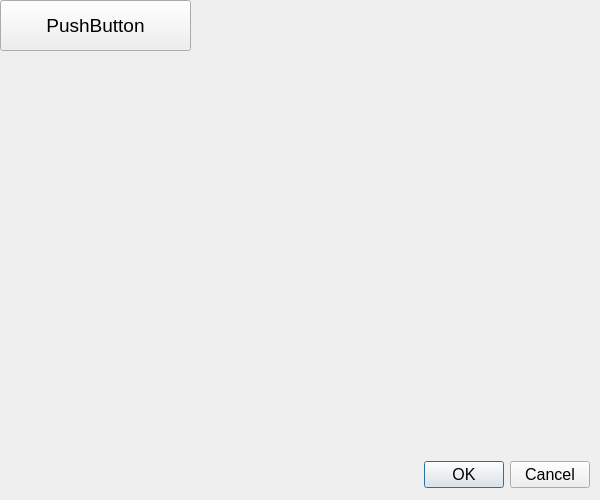
The window that src/UserConfView.ui (cracklings3d/KFX-Project-Maintainance-Tool) describes before a commit, drawn with Qt 5.
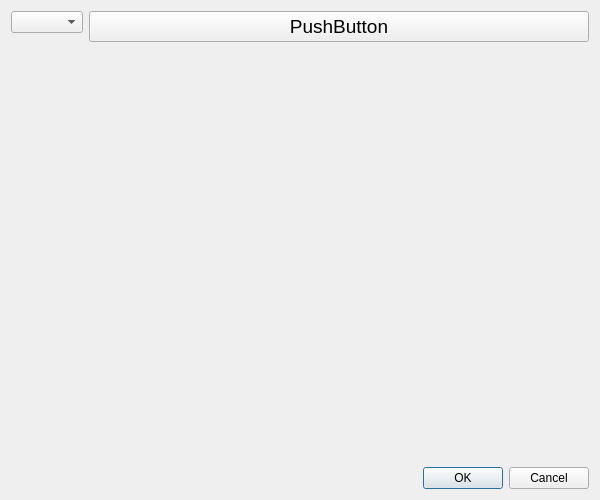
The same window after the commit.

Patch:
```diff
--- a/src/UserConfView.ui
+++ b/src/UserConfView.ui
@@ -22,48 +22,47 @@
   <property name="windowTitle">
    <string>Form</string>
   </property>
-  <widget class="QDialogButtonBox" name="buttonBox">
-   <property name="geometry">
-    <rect>
-     <x>420</x>
-     <y>460</y>
-     <width>170</width>
-     <height>30</height>
-    </rect>
-   </property>
-   <property name="sizePolicy">
-    <sizepolicy hsizetype="Expanding" vsizetype="Fixed">
-     <horstretch>0</horstretch>
-     <verstretch>0</verstretch>
-    </sizepolicy>
-   </property>
-   <property name="font">
-    <font>
-     <pointsize>12</pointsize>
-    </font>
-   </property>
-   <property name="standardButtons">
-    <set>QDialogButtonBox::Cancel|QDialogButtonBox::Ok</set>
-   </property>
-  </widget>
-  <widget class="QPushButton" name="pushButton">
-   <property name="geometry">
-    <rect>
-     <x>0</x>
-     <y>0</y>
-     <width>191</width>
-     <height>51</height>
-    </rect>
-   </property>
-   <property name="font">
-    <font>
-     <pointsize>14</pointsize>
-    </font>
-   </property>
-   <property name="text">
-    <string>PushButton</string>
-   </property>
-  </widget>
+  <layout class="QVBoxLayout" name="verticalLayout">
+   <item>
+    <layout class="QFormLayout" name="formLayout_2">
+     <item row="0" column="1">
+      <widget class="QPushButton" name="pushButton">
+       <property name="sizePolicy">
+        <sizepolicy hsizetype="Preferred" vsizetype="Fixed">
+         <horstretch>0</horstretch>
+         <verstretch>0</verstretch>
+        </sizepolicy>
+       </property>
+       <property name="font">
+        <font>
+         <pointsize>14</pointsize>
+        </font>
+       </property>
+       <property name="text">
+        <string>PushButton</string>
+       </property>
+      </widget>
+     </item>
+     <item row="0" column="0">
+      <widget class="QComboBox" name="comboBox">
+       <property name="sizePolicy">
+        <sizepolicy hsizetype="Preferred" vsizetype="Fixed">
+         <horstretch>1</horstretch>
+         <verstretch>0</verstretch>
+        </sizepolicy>
+       </property>
+      </widget>
+     </item>
+    </layout>
+   </item>
+   <item>
+    <widget class="QDialogButtonBox" name="buttonBox">
+     <property name="standardButtons">
+      <set>QDialogButtonBox::Cancel|QDialogButtonBox::Ok</set>
+     </property>
+    </widget>
+   </item>
+  </layout>
  </widget>
  <resources/>
  <connections>
```
Left out of the diff: 35 changed lines with no effect on the pictures.
